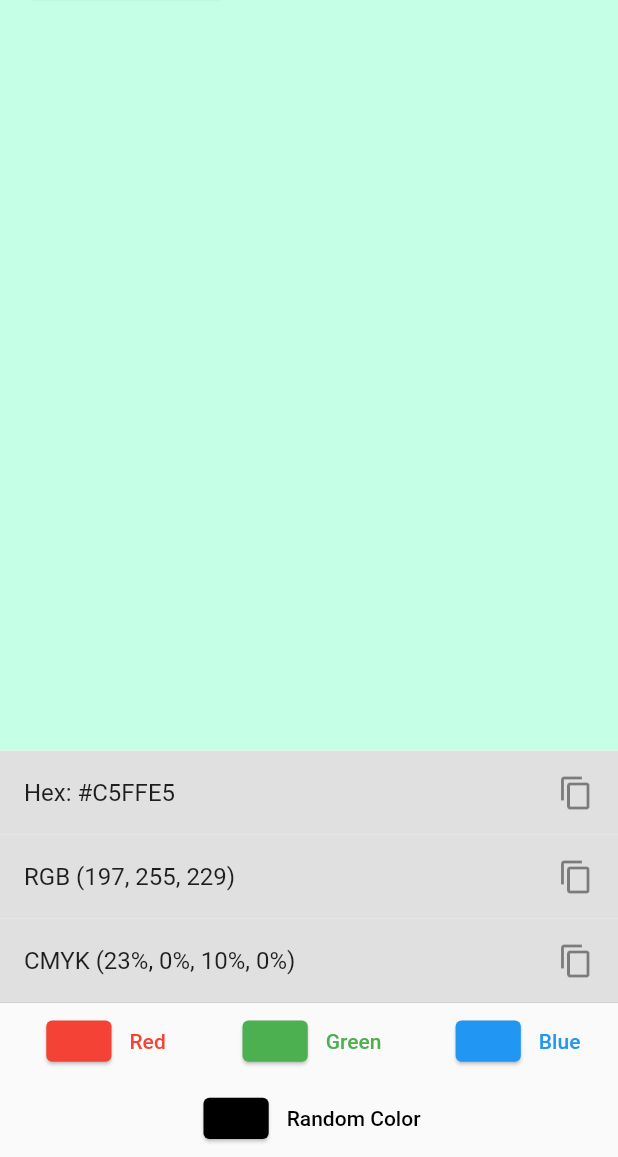
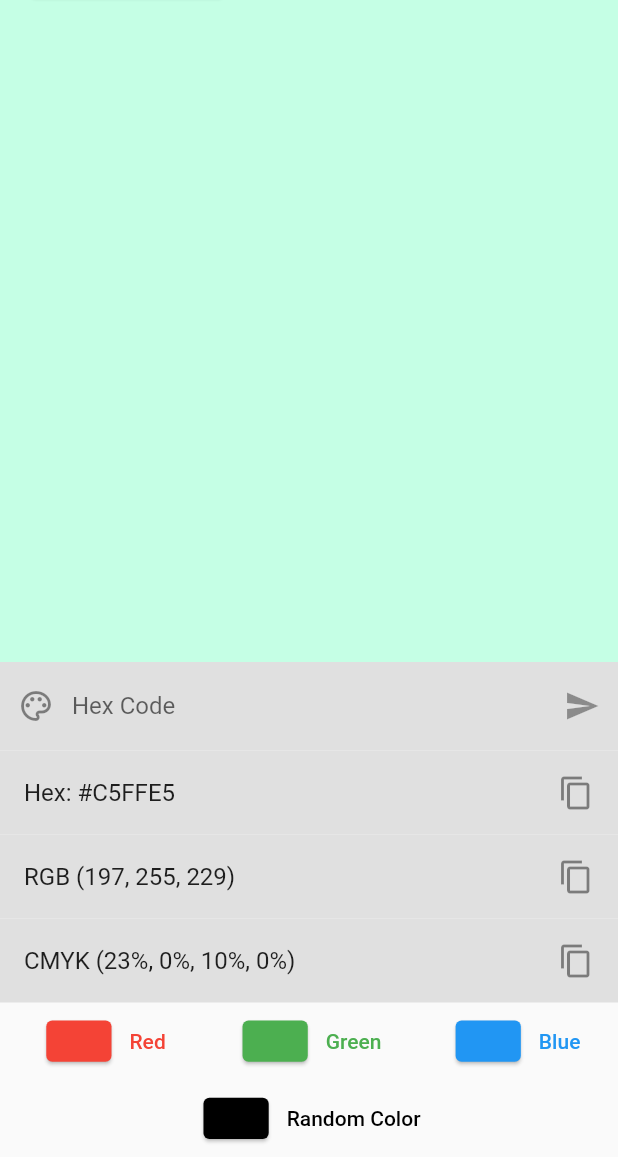
Before and after one commit to metehankarakaya/colorify-mobile, a Flutter app: the screen it shows after launch, item 2 of the bottom bar chosen, on a phone screen of 412 x 824 dp, the part 79-1236 px from its top. Run offline on Flutter 3.47's test engine with Material 2 defaults, Android fonts, the phone set to English and light mode, and no system bars; our stand-ins replace fluttertoast, logger, stacked.

Commit message:
Add pickColor method

```diff
--- a/lib/presentation/home/home_view.dart
+++ b/lib/presentation/home/home_view.dart
@@ -4,6 +4,7 @@ import 'package:colorify/presentation/home/home_view_model.dart';
 import 'package:colorify/presentation/resources/color_manager.dart';
 import 'package:colorify/presentation/resources/string_manager.dart';
 import 'package:flutter/material.dart';
+import 'package:flutter/services.dart';
 import 'package:stacked/stacked.dart';
 
 class HomeView extends StatefulWidget {
@@ -37,6 +38,33 @@ class _HomeViewState extends State<HomeView> {
                         color: viewModel.randomColor,
                       ),
                     ),
+                    TextFormField(
+                      controller: viewModel.hexController,
+                      onChanged: (val) => viewModel.listenToChanges(),
+                      onFieldSubmitted: (val) {
+                        if (val.length == 6) {
+                          viewModel.pickColor(viewModel.hexController.text);
+                        }
+                      },
+                      inputFormatters: [
+                        FilteringTextInputFormatter.allow(RegExp(r'[\da-fA-F]')),
+                        LengthLimitingTextInputFormatter(6),
+                      ],
+                      decoration: InputDecoration(
+                        filled: true,
+                        fillColor: AppColor.grey300,
+                        labelText: "Hex Code",
+                        suffixIcon: IconButton(
+                          onPressed: viewModel.hexController.text.length == 6
+                            ? () => viewModel.pickColor(viewModel.hexController.text)
+                            : null,
+                          splashRadius: 20,
+                          icon: const Icon(Icons.send),
+                        ),
+                        prefixIcon: const Icon(Icons.color_lens_outlined),
+                        border: InputBorder.none,
+                      ),
+                    ),
                     ListTile(
                       trailing: const Icon(Icons.copy),
                       tileColor: AppColor.grey300,
@@ -66,7 +94,6 @@ class _HomeViewState extends State<HomeView> {
                 ),
               ),
             ],
-            const Divider(height: 0,),
             Row(
               mainAxisAlignment: MainAxisAlignment.spaceAround,
               children: [
```
Also changed, not shown: lib/presentation/home/home_view_model.dart (+12 -0 lines).
